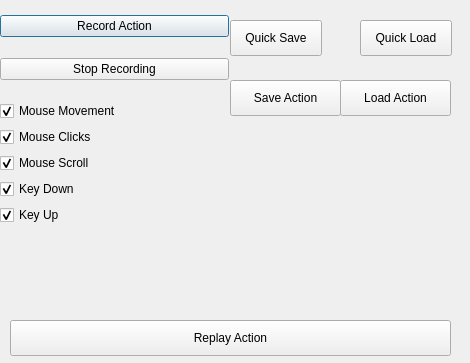
First picture: the form in actionreplay_app/ui/action_replay.ui, repository cemtaylor/actionreplay, before the edit.
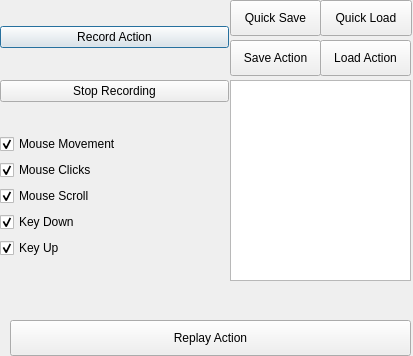
Second picture: the form after the edit.

Commit message: * Work to add in any saved actions from a list

Diff of the .ui file:
```diff
--- a/actionreplay_app/ui/action_replay.ui
+++ b/actionreplay_app/ui/action_replay.ui
@@ -6,8 +6,8 @@
    <rect>
     <x>0</x>
     <y>0</y>
-    <width>470</width>
-    <height>363</height>
+    <width>413</width>
+    <height>356</height>
    </rect>
   </property>
   <property name="mouseTracking">
@@ -20,8 +20,8 @@
    <property name="geometry">
     <rect>
      <x>230</x>
-     <y>80</y>
-     <width>111</width>
+     <y>40</y>
+     <width>91</width>
      <height>36</height>
     </rect>
    </property>
@@ -32,9 +32,9 @@
   <widget class="QPushButton" name="load_action">
    <property name="geometry">
     <rect>
-     <x>340</x>
-     <y>80</y>
-     <width>111</width>
+     <x>320</x>
+     <y>40</y>
+     <width>91</width>
      <height>36</height>
     </rect>
    </property>
@@ -47,7 +47,7 @@
     <rect>
      <x>10</x>
      <y>320</y>
-     <width>441</width>
+     <width>401</width>
      <height>36</height>
     </rect>
    </property>
@@ -61,7 +61,7 @@
      <x>0</x>
      <y>0</y>
      <width>229</width>
-     <height>242</height>
+     <height>284</height>
     </rect>
    </property>
    <layout class="QVBoxLayout" name="verticalLayout_2">
@@ -144,24 +144,11 @@
     </item>
    </layout>
   </widget>
-  <widget class="QPushButton" name="quick_save_action">
-   <property name="geometry">
-    <rect>
-     <x>230</x>
-     <y>20</y>
-     <width>92</width>
-     <height>36</height>
-    </rect>
-   </property>
-   <property name="text">
-    <string>Quick Save</string>
-   </property>
-  </widget>
   <widget class="QPushButton" name="quick_load_action">
    <property name="geometry">
     <rect>
-     <x>360</x>
-     <y>20</y>
+     <x>320</x>
+     <y>0</y>
      <width>92</width>
      <height>36</height>
     </rect>
@@ -170,6 +157,41 @@
     <string>Quick Load</string>
    </property>
   </widget>
+  <widget class="QPushButton" name="quick_save_action">
+   <property name="geometry">
+    <rect>
+     <x>230</x>
+     <y>0</y>
+     <width>91</width>
+     <height>36</height>
+    </rect>
+   </property>
+   <property name="text">
+    <string>Quick Save</string>
+   </property>
+  </widget>
+  <widget class="QListWidget" name="list_saved_actions">
+   <property name="geometry">
+    <rect>
+     <x>230</x>
+     <y>80</y>
+     <width>181</width>
+     <height>201</height>
+    </rect>
+   </property>
+   <property name="selectionMode">
+    <enum>QAbstractItemView::SingleSelection</enum>
+   </property>
+   <property name="textElideMode">
+    <enum>Qt::ElideRight</enum>
+   </property>
+   <property name="wordWrap">
+    <bool>true</bool>
+   </property>
+   <property name="sortingEnabled">
+    <bool>true</bool>
+   </property>
+  </widget>
  </widget>
  <resources/>
  <connections/>
```
The commit also changes 2 other files.
